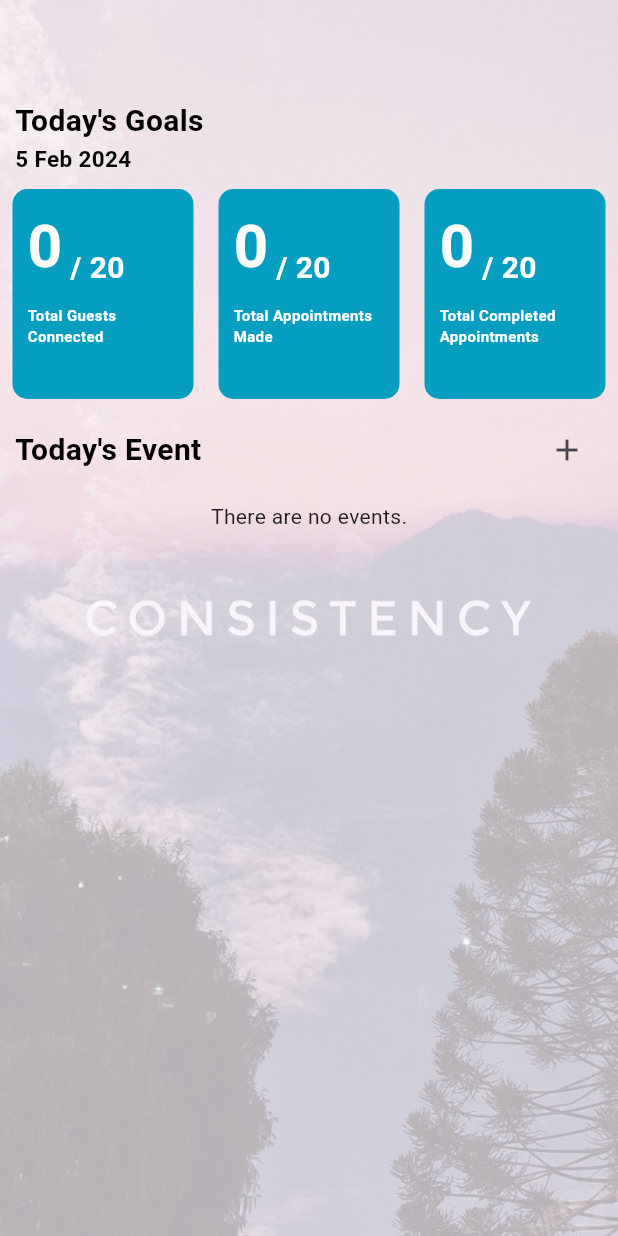
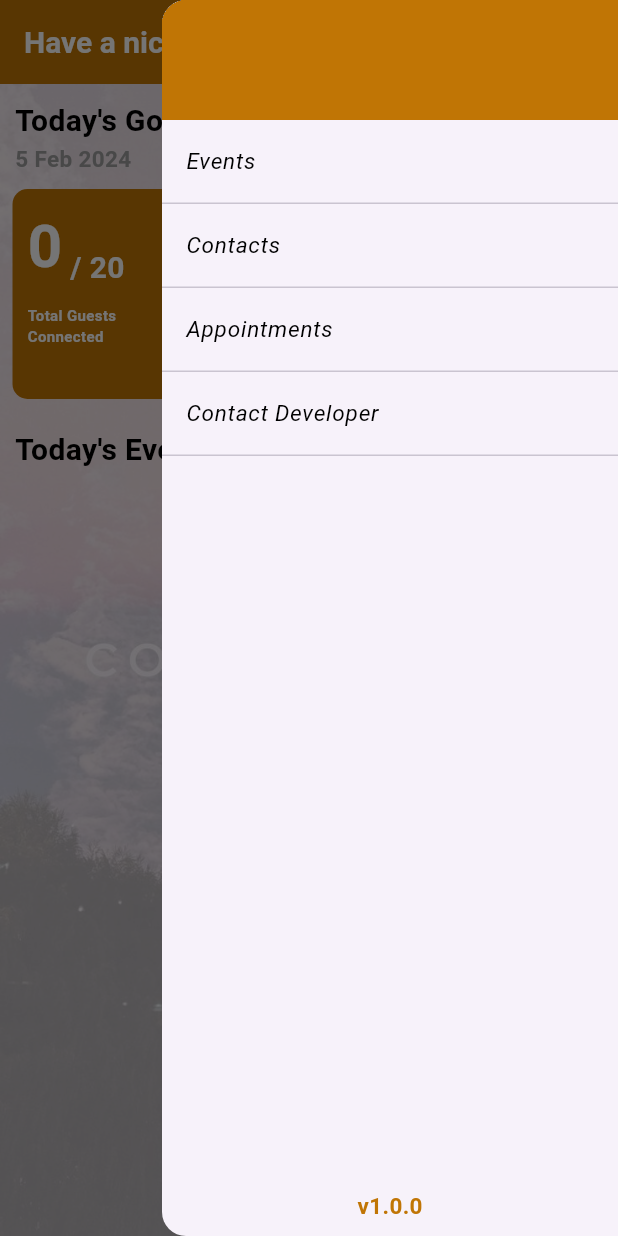
Before and after one commit to Anantharao1998/recipe_app, a Flutter app: the screen it shows after launch, with the side drawer open (before the commit the screen has no drawer), on a phone screen of 412 x 824 dp. Run offline on Flutter 3.47's test engine with Material 3 defaults, Android fonts, the phone set to English and light mode, and no system bars; our stand-ins replace cached_network_image, dio, equatable, flutter_screenutil, get_it, pretty_dio_logger.

Commit message:
Added app route services

```diff
--- a/lib/core/common_widgets/section_title.dart
+++ b/lib/core/common_widgets/section_title.dart
@@ -31,9 +31,7 @@ class SectionTitle extends StatelessWidget {
                 if (subtitle != null)
                   Text(
                     subtitle!,
-                    style: AppStyles.h5.copyWith(
-                      fontSize: AppValues.double_15,
-                    ),
+                    style: AppStyles.h5.grey(),
                   ),
               ],
             ),
--- a/lib/core/constants/app_colors.dart
+++ b/lib/core/constants/app_colors.dart
@@ -10,7 +10,7 @@ class AppColors {
   static const Color bluePrimary = Colors.blue;
   static const Color greenPrimary = Colors.green;
   static const Color greyPrimary = Colors.grey;
-  static const Color primaryColor = Color(0xFF059DC0);
+  static const Color primaryColor = Color.fromARGB(255, 192, 117, 5);
   static const Color redPrimary = Colors.red;
   static const Color whitePrimary = Colors.white;
 }
--- /dev/null
+++ b/lib/core/constants/app_routes.dart
@@ -0,0 +1,35 @@
+// ignore_for_file: public_member_api_docs
+
+import 'package:flutter/material.dart';
+import 'package:pokemondb/features/homepage/homepage.dart';
+
+class AppRoutes {
+  AppRoutes._();
+
+  static Route<dynamic> routes(final RouteSettings settings) {
+    switch (settings.name) {
+      case Routes.initialRoute:
+      case Routes.home:
+        return _pageRoute(const MyHomePage(), settings);
+      default:
+        return MaterialPageRoute<Widget>(
+          builder: (final _) => Scaffold(
+            body: Center(child: Text('No route defined for ${settings.name}')),
+          ),
+        );
+    }
+  }
+
+  static MaterialPageRoute<Widget> _pageRoute(final Widget page, final RouteSettings settings) => MaterialPageRoute<Widget>(
+        builder: (final _) => page,
+        settings: settings,
+      );
+}
+
+class Routes {
+  Routes._();
+
+  static const String eventsList = '/eventsList';
+  static const String home = '/home';
+  static const String initialRoute = '/';
+}
--- a/lib/core/constants/app_strings.dart
+++ b/lib/core/constants/app_strings.dart
@@ -3,12 +3,17 @@
 class AppStrings {
   AppStrings._();
 
+  static const String appointments = 'Appointments';
+  static const String contactDev = 'Contact Developer';
+  static const String contacts = 'Contacts';
   static const String dashboard = 'Dashboard';
+  static const String events = 'Events';
   static const String todayEvents = "Today's Event";
   static const String todayGoals = "Today's Goals";
   static const String totalAppointmentCompleted = 'Total Completed Appointments';
   static const String totalAppointmentsMade = 'Total Appointments Made';
   static const String totalProspect = 'Total Guests Connected';
+  static const String welcomeMessage = 'Have a nice day !!!';
 
   static String commonEmptyList({required final String item}) => 'There are no ${item.toLowerCase()}s.';
 }
--- a/lib/core/constants/app_values.dart
+++ b/lib/core/constants/app_values.dart
@@ -5,6 +5,7 @@ library;
 class AppValues {
   AppValues._();
 
+  static const double double_0 = 0;
   static const double double_1 = 1;
   static const double double_10 = 10;
   static const double double_100 = 100;
@@ -21,5 +22,6 @@ class AppValues {
   static const double double_5 = 5;
   static const double double_50 = 50;
   static const double double_60 = 60;
+  static const double double_80 = 80;
   static const double double_75 = 75;
 }
--- a/lib/core/core.dart
+++ b/lib/core/core.dart
@@ -6,6 +6,7 @@ export 'common_widgets/section_title.dart';
 export 'constants/api_constants.dart';
 export 'constants/app_assets.dart';
 export 'constants/app_colors.dart';
+export 'constants/app_routes.dart';
 export 'constants/app_strings.dart';
 export 'constants/app_styles.dart';
 export 'constants/app_values.dart';
@@ -17,3 +18,4 @@ export 'extensions/widget_extension.dart';
 export 'services/dio/dio_service.dart';
 export 'services/dio/dio_service_impl.dart';
 export 'services/interceptors/auth_interceptors.dart';
+export 'services/navigation_service.dart';
--- a/lib/core/extensions/textstyle_extension.dart
+++ b/lib/core/extensions/textstyle_extension.dart
@@ -5,7 +5,7 @@ import 'package:pokemondb/core/core.dart';
 /// TextStyle extension
 extension TextStyleExtension on TextStyle {
   TextStyle white() => copyWith(color: AppColors.whitePrimary);
-  TextStyle cyan() => copyWith(color: AppColors.primaryColor);
+  TextStyle primary() => copyWith(color: AppColors.primaryColor);
   TextStyle red() => copyWith(color: AppColors.redPrimary);
   TextStyle black() => copyWith(color: AppColors.blackPrimary);
   TextStyle green() => copyWith(color: AppColors.greenPrimary);
--- a/lib/core/extensions/widget_extension.dart
+++ b/lib/core/extensions/widget_extension.dart
@@ -4,6 +4,15 @@ import 'package:pokemondb/core/core.dart';
 
 /// Container extensions
 extension WidgetExtension on Widget {
+  Widget underlined() => Column(
+        children: <Widget>[
+          this,
+          const Divider(
+            height: AppValues.double_0,
+          ),
+        ],
+      );
+
   Widget onTap({
     final Function()? onTap,
   }) =>
--- /dev/null
+++ b/lib/core/services/navigation_service.dart
@@ -0,0 +1,16 @@
+import 'package:flutter/material.dart';
+
+/// App Navigation Service
+class NavigationService {
+  final GlobalKey<NavigatorState> _navigationKey = GlobalKey<NavigatorState>();
+
+  /// Global navigation key
+  GlobalKey<NavigatorState> get navigationKey => _navigationKey;
+
+  /// Push a new widget to the tree
+  Future<dynamic> navigateTo(
+    final String routeName, {
+    final Object? args,
+  }) =>
+      _navigationKey.currentState!.pushNamed(routeName, arguments: args);
+}
--- a/lib/features/homepage/homepage.dart
+++ b/lib/features/homepage/homepage.dart
@@ -7,5 +7,6 @@ export 'presentation/bindings/homepage_binding.dart';
 export 'presentation/controllers/homepage_provider.dart';
 export 'presentation/views/homepage_view.dart';
 export 'widgets/goals_tile.dart';
+export 'widgets/home_drawer.dart';
 export 'widgets/today_events_tile.dart';
 export 'widgets/upcoming_events_tile.dart';
--- a/lib/features/homepage/presentation/views/homepage_view.dart
+++ b/lib/features/homepage/presentation/views/homepage_view.dart
@@ -14,8 +14,26 @@ class MyHomePage extends StatefulWidget {
 }
 
 class _MyHomePageState extends State<MyHomePage> {
+  final GlobalKey<ScaffoldState> _scaffoldKey = GlobalKey<ScaffoldState>();
+
   @override
   Widget build(final BuildContext context) => Scaffold(
+        key: _scaffoldKey,
+        appBar: AppBar(
+          backgroundColor: AppColors.primaryColor,
+          actions: <Widget>[
+            IconButton(
+              color: AppColors.whitePrimary,
+              icon: const Icon(Icons.menu),
+              onPressed: () => _scaffoldKey.currentState?.openEndDrawer(),
+            ),
+          ],
+          title: Text(
+            AppStrings.welcomeMessage,
+            style: AppStyles.h4.white(),
+          ),
+        ),
+        endDrawer: const HomeDrawer(),
         body: Container(
           height: double.infinity,
           width: double.infinity,
@@ -32,9 +50,6 @@ class _MyHomePageState extends State<MyHomePage> {
             child: Column(
               crossAxisAlignment: CrossAxisAlignment.start,
               children: <Widget>[
-                SizedBox(
-                  height: kToolbarHeight,
-                ),
                 GoalsTile(
                   dailyGoalEntity: DailyGoalEntity(
                     totalAppointmentCompleted: 20,
--- /dev/null
+++ b/lib/features/homepage/widgets/home_drawer.dart
@@ -0,0 +1,52 @@
+import 'package:pokemondb/core/core.dart';
+
+/// Drawer for home
+class HomeDrawer extends StatelessWidget {
+  /// Drawer for home
+  const HomeDrawer({super.key});
+
+  @override
+  Widget build(final BuildContext context) => Drawer(
+        child: Column(
+          children: <Widget>[
+            const ColoredBox(
+              color: AppColors.primaryColor,
+              child: SizedBox(
+                width: double.infinity,
+                height: AppValues.double_80,
+              ),
+            ),
+            const _DrawerTile(AppStrings.events),
+            const _DrawerTile(AppStrings.contacts),
+            const _DrawerTile(AppStrings.appointments),
+            const _DrawerTile(AppStrings.contactDev),
+            const Spacer(),
+            Padding(
+              padding: const EdgeInsets.all(AppValues.double_10),
+              child: Align(
+                child: Text(
+                  // TODO: Get package version
+                  'v1.0.0',
+                  style: AppStyles.h5.primary(),
+                ),
+              ),
+            ),
+          ],
+        ),
+      );
+}
+
+class _DrawerTile extends StatelessWidget {
+  const _DrawerTile(this.title);
+
+  final String title;
+
+  @override
+  Widget build(final BuildContext context) => ListTile(
+        onTap: () => debugPrint(title),
+        title: Text(
+          title,
+          style: AppStyles.italic_5,
+        ),
+      ).underlined();
+}
--- a/lib/main.dart
+++ b/lib/main.dart
@@ -1,6 +1,6 @@
-import 'package:flutter/material.dart';
+import 'package:flutter_screenutil/flutter_screenutil.dart';
+import 'package:pokemondb/core/core.dart';
 import 'package:pokemondb/dependency_injection.dart';
-import 'package:pokemondb/features/homepage/homepage.dart';
 
 void main() async {
   // init dependency injection
@@ -16,10 +16,13 @@ class MyApp extends StatelessWidget {
 
   // This widget is the root of your application.
   @override
-  Widget build(final BuildContext context) => MaterialApp(
-        theme: ThemeData(
-          useMaterial3: true,
+  Widget build(final BuildContext context) => ScreenUtilInit(
+        builder: (final BuildContext context, final Widget? child) => MaterialApp(
+          navigatorKey: NavigationService().navigationKey,
+          onGenerateRoute: AppRoutes.routes,
+          theme: ThemeData(
+            useMaterial3: true,
+          ),
         ),
-        home: const MyHomePage(),
       );
 }
```
Also changed, not shown: lib/features/events/presentation/bindings/events_binding.dart (added), lib/features/events/presentation/controllers/events_controller.dart (added), lib/features/events/presentation/views/events_view.dart (added).
